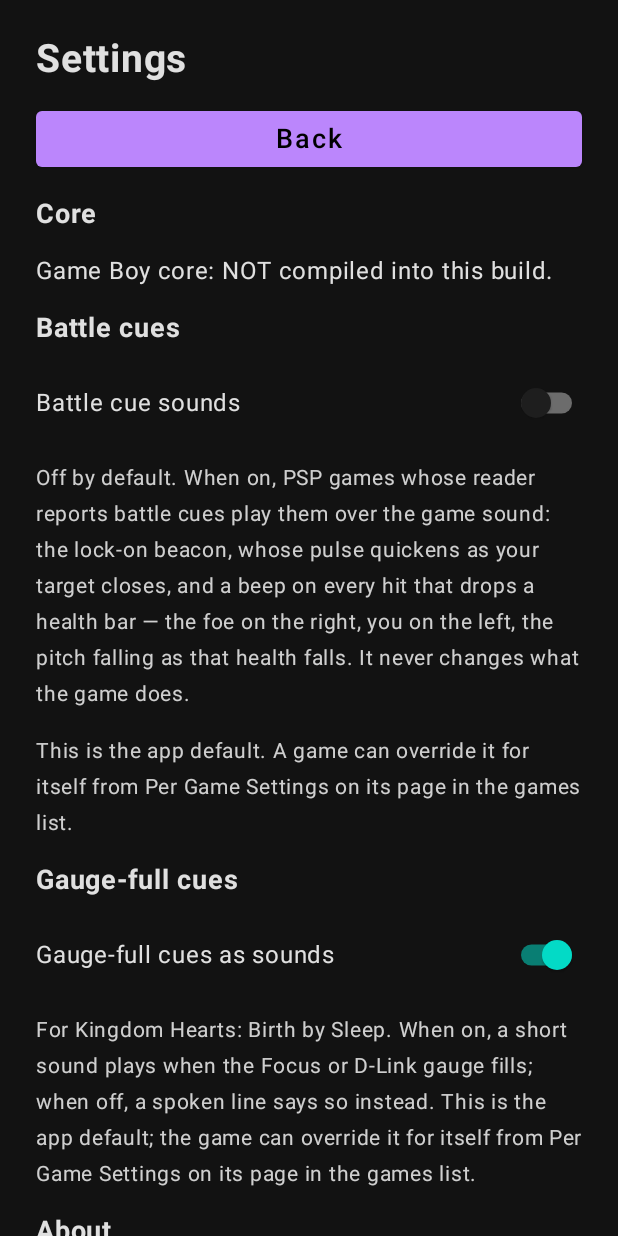
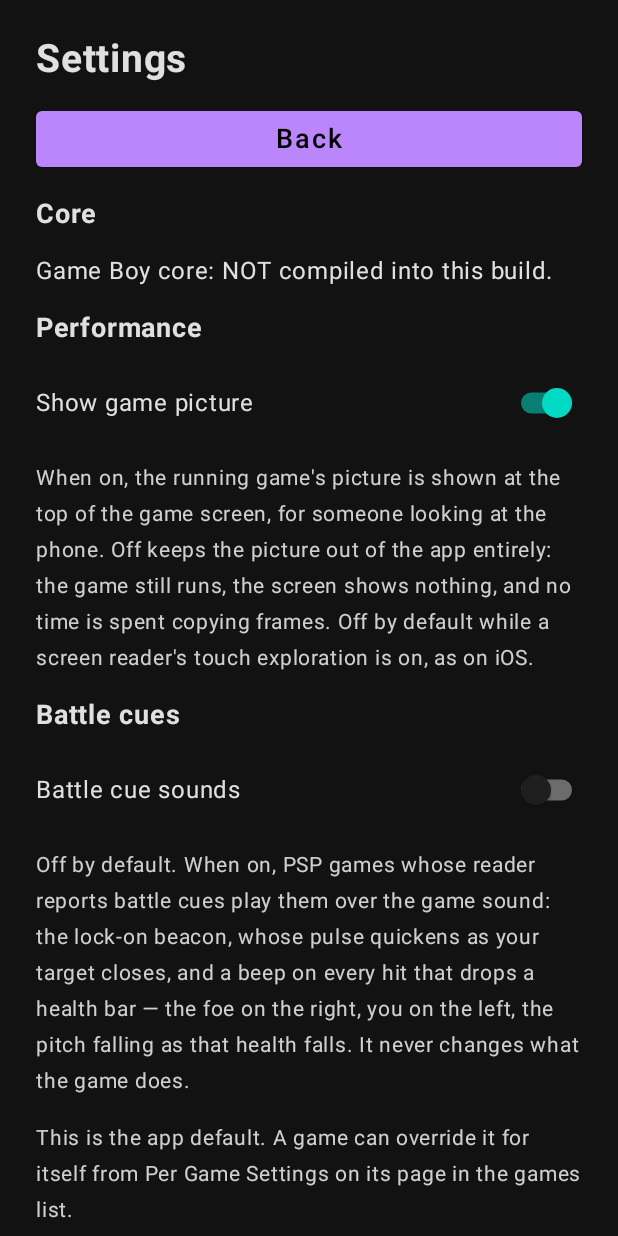
Before and after one commit to devinprater/open-game-access, an Android app built with Jetpack Compose: the screen it shows after launch (MainActivity), after a tap on "Settings", on a phone screen of 412 x 824 dp. Run offline under Robolectric (Android 15) with nearby library versions, the light colour scheme and no system bars; 1 statement that could not run was skipped.

Commit message:
Stage 2 parity: the picture on the session screen, behind its switch
Settings gains iOS's Performance section: "Show game picture",
state owned by the Activity like the other switches and persisted
through DisplaySettings. The launcher composes GamePicture under
the "Game screen" element while a game runs and the switch is on;
off, nothing is composed and no frame is ever copied.

```diff
--- a/app/src/main/java/com/devin/opengameaccess/MainActivity.kt
+++ b/app/src/main/java/com/devin/opengameaccess/MainActivity.kt
@@ -120,6 +120,7 @@ class MainActivity : ComponentActivity() {
         var hudGaugeCuesSound by remember {
             mutableStateOf(GameSettings.globalDefault(context, GameSettings.Setting.HUD_GAUGE_CUES))
         }
+        var showPicture by remember { mutableStateOf(DisplaySettings.showPicture(context)) }
 
         if (showSettings) {
             SettingsScreen(
@@ -134,6 +135,11 @@ class MainActivity : ComponentActivity() {
                     hudGaugeCuesSound = useSound
                     GameSettings.setGlobalHudGaugeCuesSound(context, useSound)
                 },
+                showPicture = showPicture,
+                onShowPictureChanged = { show ->
+                    showPicture = show
+                    DisplaySettings.setShowPicture(context, show)
+                },
                 onBack = { showSettings = false },
             )
             return
@@ -146,6 +152,7 @@ class MainActivity : ComponentActivity() {
 
         LauncherScreen(
             session = GbGameSession,
+            showPicture = showPicture,
             onOpenSettings = { showSettings = true },
             onOpenGames = { showGames = true },
             announce = { text, interrupt ->
--- a/app/src/main/java/com/devin/opengameaccess/ui/LauncherScreen.kt
+++ b/app/src/main/java/com/devin/opengameaccess/ui/LauncherScreen.kt
@@ -75,6 +75,7 @@ import com.devin.opengameaccess.rememberPspFrameClock
 @Composable
 fun LauncherScreen(
     session: GbGameSession,
+    showPicture: Boolean,
     announce: (String, Boolean) -> Unit,
     onOpenSettings: () -> Unit,
     onOpenGames: () -> Unit,
@@ -215,6 +216,26 @@ fun LauncherScreen(
                     contentDescription = statusLine
                 },
         )
+
+        // The game picture: iOS's FrameImage, sitting where its ScreenView
+        // sits — under the screen's spoken description, above the controls.
+        // ⛔ COMPOSED ONLY WHILE A GAME RUNS AND THE SWITCH IS ON. Off, the
+        // composable does not exist, so no frame is ever copied: iOS keeps
+        // the picture out of its frame path the same way when its switch is
+        // off. The image itself is decorative (GamePicture says why); the
+        // "Game screen" element above remains the one spoken stop.
+        if (anyRunning && showPicture) {
+            GamePicture(
+                fetchFrame = {
+                    if (PspGameSession.isRunning) {
+                        PspGameSession.currentFrame()
+                    } else {
+                        GbGameSession.currentFrame()
+                    }
+                },
+                modifier = Modifier.padding(horizontal = 24.dp, vertical = 8.dp),
+            )
+        }
 
         Column(
             modifier = Modifier.padding(24.dp),
--- a/app/src/main/java/com/devin/opengameaccess/ui/SettingsScreen.kt
+++ b/app/src/main/java/com/devin/opengameaccess/ui/SettingsScreen.kt
@@ -32,6 +32,12 @@ import androidx.compose.ui.unit.sp
  * reader groups -- a blind player cannot tell a deliberately-absent control from a
  * broken one. They go in when the capability does.
  *
+ * The game-picture switch is the most recent to cross that bar: the
+ * picture itself landed on the session screen (GamePicture, stage 2),
+ * so the switch has something real to gate — and it defaults the way
+ * iOS defaults it, off while a screen reader's touch exploration is
+ * on (see DisplaySettings).
+ *
  * The two switches below are the controls that have crossed that bar: the PSP cue
  * synth (beacon + health beeps + earcons) exists now, so the battle-cues switch
  * has something real to gate — it is iOS's "Lock cue" switch under the name the
@@ -51,6 +57,8 @@ fun SettingsScreen(
     onBattleCuesChanged: (Boolean) -> Unit,
     hudGaugeCuesSound: Boolean,
     onHudGaugeCuesChanged: (Boolean) -> Unit,
+    showPicture: Boolean,
+    onShowPictureChanged: (Boolean) -> Unit,
     onBack: () -> Unit,
     modifier: Modifier = Modifier,
 ) {
@@ -85,6 +93,31 @@ fun SettingsScreen(
                 "Game Boy core: NOT compiled into this build."
             },
             fontSize = 16.sp,
+        )
+
+        Text(
+            text = "Performance",
+            fontSize = 18.sp,
+            fontWeight = FontWeight.Bold,
+            modifier = Modifier.semantics { heading() },
+        )
+        Row(
+            modifier = Modifier.fillMaxWidth(),
+            verticalAlignment = Alignment.CenterVertically,
+            horizontalArrangement = Arrangement.SpaceBetween,
+        ) {
+            Text(text = "Show game picture", fontSize = 16.sp)
+            Switch(checked = showPicture, onCheckedChange = onShowPictureChanged)
+        }
+        Text(
+            text = "When on, the running game's picture is shown at the top " +
+                "of the game screen, for someone looking at the phone. Off " +
+                "keeps the picture out of the app entirely: the game still " +
+                "runs, the screen shows nothing, and no time is spent " +
+                "copying frames. Off by default while a screen reader's " +
+                "touch exploration is on, as on iOS.",
+            fontSize = 14.sp,
+            color = MaterialTheme.colors.onSurface.copy(alpha = 0.8f),
         )
 
         Text(
```
